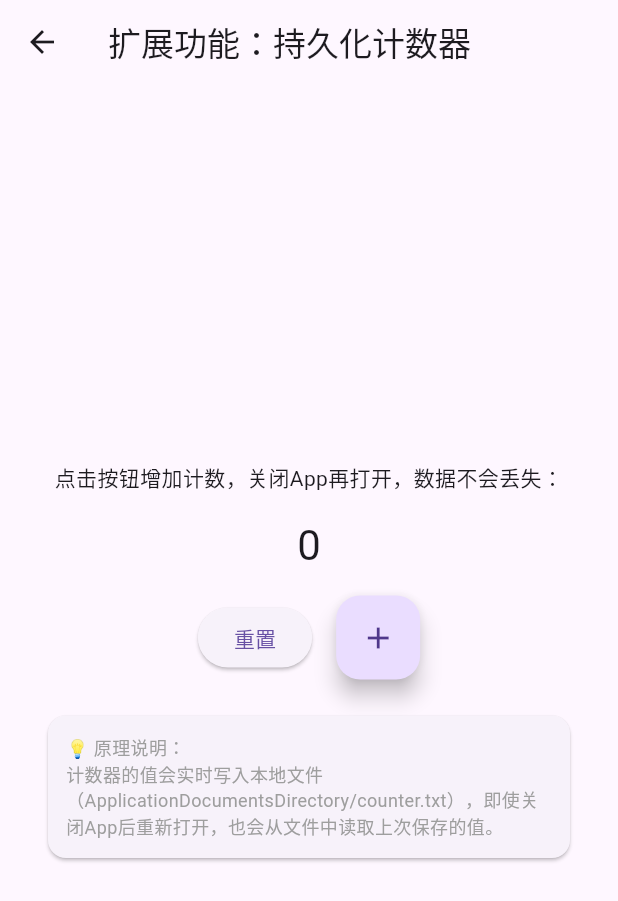
After one commit to ChongXu-dev/flutter-learning, a Flutter app: the ExtendedCounterPage screen opened by its route, after a tap on "重置", on a phone screen of 412 x 824 dp. The commit adds this screen. Shown: the top 901 px of the screen. Run offline on Flutter 3.47's test engine with Material 3 defaults, Android fonts, the phone set to English and light mode, and no system bars.

Commit message:
feat: 完成扩展任务，实现基于文件操作的持久化计数器

```diff
--- a/chapter_11/lib/main.dart
+++ b/chapter_11/lib/main.dart
@@ -5,6 +5,7 @@ import 'pages/dio_page.dart';
 import 'pages/chunked_download_page.dart';
 import 'pages/socket_page.dart';
 import 'pages/json_model_page.dart';
+import 'pages/extended_counter_page.dart';
 
 void main() {
   runApp(const MyApp());
@@ -30,6 +31,7 @@ class MyApp extends StatelessWidget {
         '/chunked-download': (context) => const ChunkedDownloadPage(),
         '/socket': (context) => const SocketPage(),
         '/json-model': (context) => const JsonModelPage(),
+        '/extended-counter': (context) => const ExtendedCounterPage(),
       },
     );
   }
@@ -74,6 +76,12 @@ class HomePage extends StatelessWidget {
       'description': 'JSON解析与Dart Model转换',
       'route': '/json-model',
       'color': Colors.teal,
+    },
+    {
+      'title': '扩展功能：持久化计数器',
+      'description': '基于文件操作的计数器数据持久化',
+      'route': '/extended-counter',
+      'color': Colors.indigo,
     },
   ];
 
--- /dev/null
+++ b/chapter_11/lib/pages/extended_counter_page.dart
@@ -0,0 +1,106 @@
+import 'dart:io';
+import 'package:flutter/material.dart';
+import 'package:path_provider/path_provider.dart';
+
+class ExtendedCounterPage extends StatefulWidget {
+  const ExtendedCounterPage({super.key});
+
+  @override
+  State<ExtendedCounterPage> createState() => _ExtendedCounterPageState();
+}
+
+class _ExtendedCounterPageState extends State<ExtendedCounterPage> {
+  int _counter = 0;
+
+  @override
+  void initState() {
+    super.initState();
+    _readCounter().then((int value) {
+      setState(() {
+        _counter = value;
+      });
+    });
+  }
+
+  Future<File> _getLocalFile() async {
+    String dir = (await getApplicationDocumentsDirectory()).path;
+    return File('$dir/counter.txt');
+  }
+
+  Future<int> _readCounter() async {
+    try {
+      File file = await _getLocalFile();
+      String contents = await file.readAsString();
+      return int.parse(contents);
+    } on FileSystemException {
+      return 0;
+    }
+  }
+
+  Future<void> _incrementCounter() async {
+    setState(() {
+      _counter++;
+    });
+    File file = await _getLocalFile();
+    await file.writeAsString('$_counter');
+  }
+
+  Future<void> _resetCounter() async {
+    setState(() {
+      _counter = 0;
+    });
+    File file = await _getLocalFile();
+    await file.writeAsString('0');
+  }
+
+  @override
+  Widget build(BuildContext context) {
+    return Scaffold(
+      appBar: AppBar(title: const Text('扩展功能：持久化计数器')),
+      body: Center(
+        child: Column(
+          mainAxisAlignment: MainAxisAlignment.center,
+          children: <Widget>[
+            const Text(
+              '点击按钮增加计数，关闭App再打开，数据不会丢失：',
+              style: TextStyle(fontSize: 14),
+              textAlign: TextAlign.center,
+            ),
+            const SizedBox(height: 16),
+            Text(
+              '$_counter',
+              style: Theme.of(context).textTheme.headlineMedium,
+            ),
+            const SizedBox(height: 16),
+            Row(
+              mainAxisAlignment: MainAxisAlignment.center,
+              children: [
+                ElevatedButton(
+                  onPressed: _resetCounter,
+                  child: const Text('重置'),
+                ),
+                const SizedBox(width: 16),
+                FloatingActionButton(
+                  onPressed: _incrementCounter,
+                  tooltip: 'Increment',
+                  child: const Icon(Icons.add),
+                ),
+              ],
+            ),
+            const SizedBox(height: 24),
+            const Card(
+              margin: EdgeInsets.symmetric(horizontal: 32),
+              child: Padding(
+                padding: EdgeInsets.all(12),
+                child: Text(
+                  '💡 原理说明：\n计数器的值会实时写入本地文件（ApplicationDocumentsDirectory/counter.txt），即使关闭App后重新打开，也会从文件中读取上次保存的值。',
+                  style: TextStyle(fontSize: 12, color: Colors.grey),
+                ),
+              ),
+            ),
+          ],
+        ),
+      ),
+    );
+  }
+}
--- a/chapter_11/pubspec.yaml
+++ b/chapter_11/pubspec.yaml
@@ -34,6 +34,7 @@ dependencies:
   # The following adds the Cupertino Icons font to your application.
   # Use with the CupertinoIcons class for iOS style icons.
   cupertino_icons: ^1.0.8
+  path_provider: ^2.1.3
 
 dev_dependencies:
   flutter_test:
```
Also changed, not shown: chapter_11/pubspec.lock, chapter_5/pubspec.lock, 5 other files.
